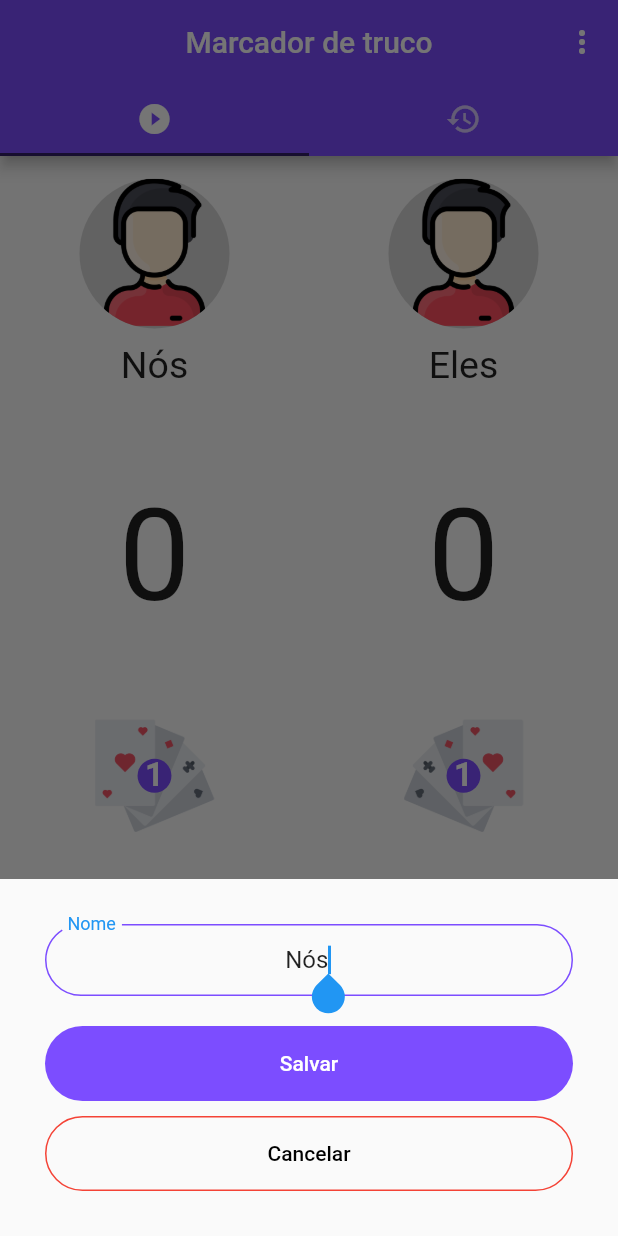
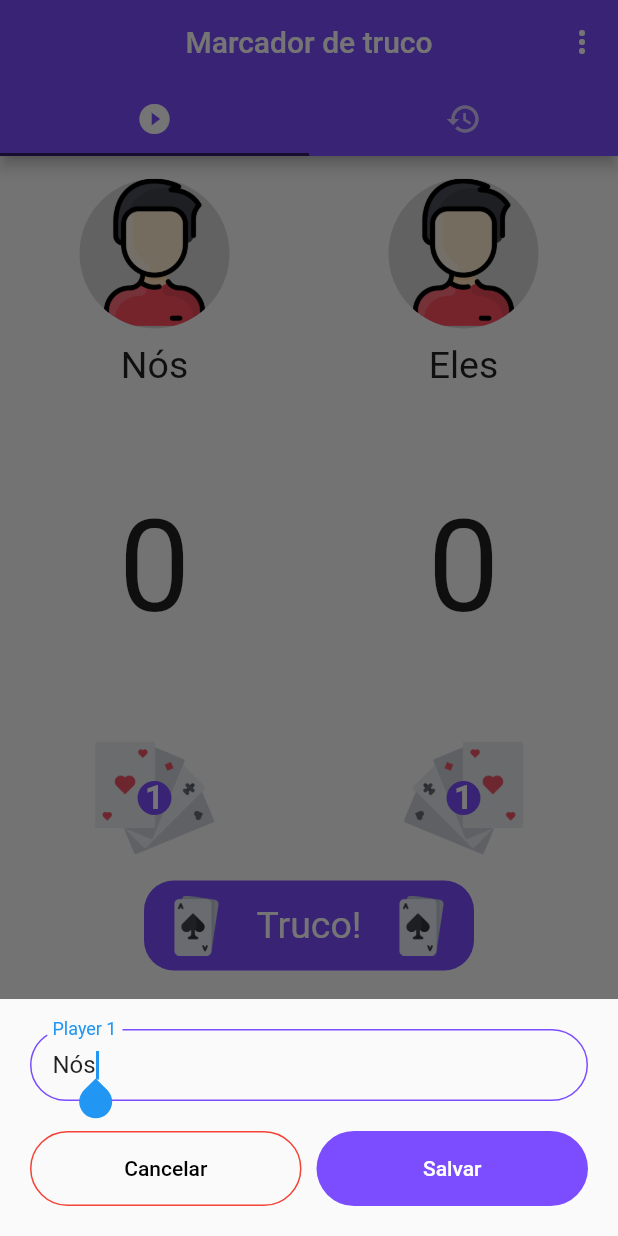
Before and after one commit to MichelHanzenScheeren/marcador_de_truco, a Flutter app: the screen it shows after launch, after a tap on "Nós", on a phone screen of 412 x 824 dp. Run offline on Flutter 3.47's test engine with Material 2 defaults, Android fonts, the phone set to English and light mode, and no system bars; our stand-ins replace flutter_mobx, image_cropper, image_picker, mobx; generated files the repository leaves out were written again.

Commit message:
Melhorias na tela inicial, para que ela consiga se redimensionar de acordo com a tela.

```diff
--- a/lib/pages/game_page/game.dart
+++ b/lib/pages/game_page/game.dart
@@ -74,7 +74,8 @@ class _GameState extends State<Game> {
             ],
           ),
         ),
-        body: TabBarView(
+        body: SafeArea(
+          child: TabBarView(
             children: <Widget>[
               Observer(builder: (_) {
                 return PointsTab(
@@ -87,6 +88,7 @@ class _GameState extends State<Game> {
             ],
           ),
         ),
+      ),
     );
   }
 }
--- a/lib/pages/game_page/points_tab/points_tab.dart
+++ b/lib/pages/game_page/points_tab/points_tab.dart
@@ -14,9 +14,14 @@ class PointsTab extends StatelessWidget {
 
   @override
   Widget build(BuildContext context) {
-    return Column(
+    final Size size = MediaQuery.of(context).size;
+    final double appBarHeight = Scaffold.of(context).appBarMaxHeight;
+    final double height = size.height - appBarHeight;
+    final double width = size.width;
+    return SingleChildScrollView(
+      child: Column(
+        mainAxisAlignment: MainAxisAlignment.spaceBetween,
         crossAxisAlignment: CrossAxisAlignment.center,
-      mainAxisAlignment: MainAxisAlignment.spaceBetween,
         children: <Widget>[
           Row(
             children: <Widget>[
@@ -24,18 +29,28 @@ class PointsTab extends StatelessWidget {
                 player: truco.player1,
                 incrementImage: MyImages.incrementLeft,
                 truco: truco,
+                size: Size(width, height),
               ),
               PlayerWidget(
                 player: truco.player2,
                 incrementImage: MyImages.incrementRight,
                 truco: truco,
+                size: Size(width, height),
               ),
             ],
           ),
+          Container(
+            padding: EdgeInsets.only(top: 15),
+            width: width,
+            height: height * 0.35,
+            child: Column(
+              crossAxisAlignment: CrossAxisAlignment.center,
+              mainAxisAlignment: MainAxisAlignment.spaceBetween,
+              children: <Widget>[
                 TrucoButton(truco: truco),
                 UndoRoundButton(undoFunction: truco.undoRound),
                 Padding(
-          padding: const EdgeInsets.only(bottom: 15),
+                  padding: const EdgeInsets.only(bottom: 10),
                   child: Row(
                     mainAxisAlignment: MainAxisAlignment.spaceEvenly,
                     children: <Widget>[
@@ -46,6 +61,10 @@ class PointsTab extends StatelessWidget {
                   ),
                 )
               ],
+            ),
+          ),
+        ],
+      ),
     );
   }
 }
--- a/lib/pages/game_page/points_tab/widgets/player_widget.dart
+++ b/lib/pages/game_page/points_tab/widgets/player_widget.dart
@@ -10,19 +10,20 @@ class PlayerWidget extends StatelessWidget {
   final Player player;
   final String incrementImage;
   final Truco truco;
+  final Size size;
 
   PlayerWidget({
     @required this.player,
     @required this.incrementImage,
     @required this.truco,
+    @required this.size,
   });
 
   @override
   Widget build(BuildContext context) {
-    final Size size = MediaQuery.of(context).size;
     return Container(
       width: size.width * 0.5,
-      height: size.height * 0.55,
+      height: size.height * 0.65,
       child: Padding(
         padding: const EdgeInsets.only(top: 10),
         child: Column(
@@ -75,7 +76,7 @@ class PlayerWidget extends StatelessWidget {
                         builder: (context) => EditNamePlayer(
                           initialValue: player.name,
                           setName: player.setName,
-                          controller: TextEditingController(text: player.name),
+                          playerNumber: player.playerNumber,
                         ),
                       );
                     },
--- a/lib/validators/form_validators.dart
+++ b/lib/validators/form_validators.dart
@@ -1,9 +1,11 @@
 class FormValidators {
   FormValidators._();
 
-  static String name(String value) {
+  static String playerName(String value) {
     if (value == "") {
       return "O nome de um jogador não pode ser vazio!";
+    } else if (value.replaceAll(" ", "").length == 0) {
+      return "Nome inválido!";
     } else {
       return null;
     }
--- a/lib/widgets/custom_text_field.dart
+++ b/lib/widgets/custom_text_field.dart
@@ -10,6 +10,7 @@ class CustomTextField extends StatelessWidget {
   final bool autoFocus;
   final Function validator;
   final GlobalKey<FormFieldState> fieldKey;
+  final bool textCenter;
 
   CustomTextField({
     this.myPadding: EdgeInsets.zero,
@@ -21,6 +22,7 @@ class CustomTextField extends StatelessWidget {
     this.autoFocus: false,
     this.validator,
     this.fieldKey,
+    this.textCenter: true,
   });
 
   @override
@@ -34,7 +36,7 @@ class CustomTextField extends StatelessWidget {
         validator: validator,
         keyboardType: keyboardType,
         initialValue: initialValue,
-        textAlign: TextAlign.center,
+        textAlign: textCenter ? TextAlign.center : TextAlign.left,
         onChanged: changed,
         decoration: InputDecoration(
           labelText: label,
--- a/lib/widgets/edit_name_player.dart
+++ b/lib/widgets/edit_name_player.dart
@@ -1,34 +1,37 @@
 import 'package:flutter/material.dart';
+import 'package:marcadordetruco/models/player.dart';
 import '../validators/form_validators.dart';
 import './custom_button.dart';
 import './custom_text_field.dart';
 
 class EditNamePlayer extends StatefulWidget {
-  final TextEditingController controller;
   final String initialValue;
   final Function(String value) setName;
+  final Players playerNumber;
   EditNamePlayer({
-    this.controller,
     this.initialValue,
     this.setName,
+    this.playerNumber,
   });
 
   @override
-  _EditNamePlayerState createState() => _EditNamePlayerState();
+  _EditNamePlayerState createState() => _EditNamePlayerState(initialValue);
 }
 
 class _EditNamePlayerState extends State<EditNamePlayer> {
   final fieldKey = GlobalKey<FormFieldState>();
+  String name;
+  _EditNamePlayerState(this.name);
 
   @override
   Widget build(BuildContext context) {
     return SingleChildScrollView(
       child: Container(
         padding: EdgeInsets.only(
-          top: 30,
-          left: 30,
-          right: 30,
-          bottom: MediaQuery.of(context).viewInsets.bottom + 30,
+          top: 20,
+          left: 20,
+          right: 20,
+          bottom: MediaQuery.of(context).viewInsets.bottom + 20,
         ),
         child: Flex(
           direction: Axis.vertical,
@@ -38,25 +41,17 @@ class _EditNamePlayerState extends State<EditNamePlayer> {
             CustomTextField(
               autoFocus: true,
               fieldKey: fieldKey,
-              label: "Nome",
-              textController: widget.controller,
-              validator: FormValidators.name,
+              label: "Player ${widget.playerNumber.index + 1}",
+              initialValue: name,
+              changed: (String value) => name = value,
+              validator: FormValidators.playerName,
+              textCenter: false,
             ),
             SizedBox(height: 20),
-            CustomButton(
-              buttonText: "Salvar",
-              backGroundColor: Theme.of(context).accentColor,
-              textColor: Theme.of(context).splashColor,
-              onPressed: () {
-                if (fieldKey.currentState.validate()) {
-                  FocusScope.of(context).requestFocus(FocusNode());
-                  widget.setName(widget.controller.text);
-                  Navigator.pop(context);
-                }
-              },
-            ),
-            SizedBox(height: 10),
-            CustomButton(
+            Row(
+              children: <Widget>[
+                Expanded(
+                  child: CustomButton(
                     buttonText: "Cancelar",
                     backGroundColor: Colors.transparent,
                     borderColor: Colors.red,
@@ -66,9 +61,29 @@ class _EditNamePlayerState extends State<EditNamePlayer> {
                       Navigator.pop(context);
                     },
                   ),
+                ),
+                SizedBox(width: 10),
+                Expanded(
+                  child: CustomButton(
+                    buttonText: "Salvar",
+                    backGroundColor: Theme.of(context).accentColor,
+                    textColor: Theme.of(context).splashColor,
+                    onPressed: editName,
+                  ),
+                ),
+              ],
+            ),
           ],
         ),
       ),
     );
   }
+
+  void editName() {
+    if (fieldKey.currentState.validate()) {
+      FocusScope.of(context).requestFocus(FocusNode());
+      if (name != widget.initialValue) widget.setName(name);
+      Navigator.pop(context);
     }
+  }
+}
```
Lines whose indentation alone changed are shown as unchanged.
